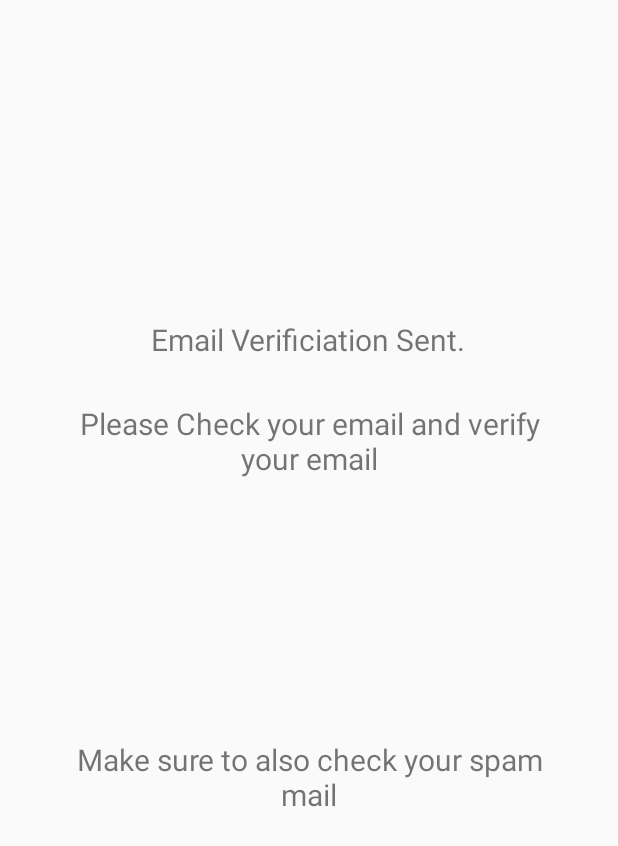
After one commit to jrlbln/Capstone, an Android app: the WaitingActivity screen opened directly, with no data from a screen before it, on a phone screen of 412 x 824 dp. The commit adds this screen. Shown: the top 846 px of the screen. Run offline under Robolectric (Android 15) with nearby library versions, the phone set to English and light mode, and no system bars; our stand-ins replace Firebase (no records; nobody signed in at launch, a user with empty details on screens opened directly); 1 statement that could not run was skipped.

Commit message:
Added Email Verification Method

```diff
--- a/app/build.gradle
+++ b/app/build.gradle
@@ -45,6 +45,7 @@ dependencies {
 
     implementation 'com.github.Philjay:MPAndroidChart:v3.1.0'
 
+    implementation platform('com.google.firebase:firebase-bom:32.0.0')
     implementation 'com.google.firebase:firebase-config:21.4.0'
     implementation 'com.google.firebase:firebase-auth:22.0.0'
     implementation 'com.google.firebase:firebase-firestore:24.6.0'
--- a/app/src/main/AndroidManifest.xml
+++ b/app/src/main/AndroidManifest.xml
@@ -12,6 +12,9 @@
         android:supportsRtl="true"
         android:theme="@style/Theme.Capstone"
         tools:targetApi="31">
+        <activity
+            android:name=".WaitingActivity"
+            android:exported="false" />
         <activity
             android:name=".EditItem"
             android:exported="false" />
--- a/app/src/main/java/com/example/capstone/SignUp.java
+++ b/app/src/main/java/com/example/capstone/SignUp.java
@@ -16,6 +16,7 @@ import com.google.android.gms.tasks.OnCompleteListener;
 import com.google.android.gms.tasks.Task;
 import com.google.firebase.auth.AuthResult;
 import com.google.firebase.auth.FirebaseAuth;
+import com.google.firebase.auth.FirebaseUser;
 import com.google.firebase.firestore.FirebaseFirestore;
 
 import java.util.HashMap;
@@ -75,15 +76,13 @@ public class SignUp extends AppCompatActivity {
                             @Override
                             public void onComplete(@NonNull Task<AuthResult> task) {
                                 if (task.isSuccessful()) {
-                                    Toast.makeText(SignUp.this, "Sign up successful!", Toast.LENGTH_SHORT).show();
+                                    // Send the email verification link
+                                    sendEmailVerification();
 
                                     // Create a new document in Firestore for this user
                                     String userId = Objects.requireNonNull(mAuth.getCurrentUser()).getUid();
                                     mFirestore.collection("users").document(userId).set(new HashMap<>());
 
-                                    Intent intent = new Intent(SignUp.this, SignIn.class);
-                                    startActivity(intent);
-                                    finish();
                                 } else {
                                     Toast.makeText(SignUp.this, "Sign up failed. Please try again later.", Toast.LENGTH_SHORT).show();
                                     Log.e("SignUp", "createUserWithEmailAndPassword failed: " + task.getException().getMessage());
@@ -92,6 +91,27 @@ public class SignUp extends AppCompatActivity {
                 });
             }
         });
+    }
 
+    private void sendEmailVerification() {
+        FirebaseUser user = mAuth.getCurrentUser();
+        if (user != null) {
+            user.sendEmailVerification()
+                    .addOnCompleteListener(new OnCompleteListener<Void>() {
+                        @Override
+                        public void onComplete(@NonNull Task<Void> task) {
+                            if (task.isSuccessful()) {
+                                Toast.makeText(SignUp.this, "Verification email sent to " + user.getEmail(), Toast.LENGTH_SHORT).show();
+
+                                // Navigate to WaitingActivity
+                                Intent intent = new Intent(SignUp.this, WaitingActivity.class);
+                                startActivity(intent);
+                                finish();
+                            } else {
+                                Toast.makeText(SignUp.this, "Failed to send verification email.", Toast.LENGTH_SHORT).show();
+                            }
+                        }
+                    });
+        }
     }
 }
--- /dev/null
+++ b/app/src/main/java/com/example/capstone/WaitingActivity.java
@@ -0,0 +1,64 @@
+package com.example.capstone;
+
+import androidx.annotation.NonNull;
+import androidx.appcompat.app.AppCompatActivity;
+import android.content.Intent;
+import android.os.Bundle;
+import android.os.Handler;
+import android.widget.Toast;
+import com.google.android.gms.tasks.OnCompleteListener;
+import com.google.android.gms.tasks.Task;
+import com.google.firebase.auth.FirebaseAuth;
+import com.google.firebase.auth.FirebaseUser;
+
+public class WaitingActivity extends AppCompatActivity {
+    private FirebaseAuth mAuth;
+    private Handler mHandler;
+    private Runnable mCheckEmailVerificationRunnable;
+
+    @Override
+    protected void onCreate(Bundle savedInstanceState) {
+        super.onCreate(savedInstanceState);
+        setContentView(R.layout.waiting);
+
+        mAuth = FirebaseAuth.getInstance();
+
+        mHandler = new Handler();
+        mCheckEmailVerificationRunnable = new Runnable() {
+            @Override
+            public void run() {
+                checkEmailVerification();
+                mHandler.postDelayed(this, 3000); // Repeat every 5 seconds
+            }
+        };
+    }
+
+    @Override
+    protected void onResume() {
+        super.onResume();
+        mHandler.post(mCheckEmailVerificationRunnable); // Start checking on resume
+    }
+
+    @Override
+    protected void onPause() {
+        super.onPause();
+        mHandler.removeCallbacks(mCheckEmailVerificationRunnable); // Stop checking on pause
+    }
+
+    private void checkEmailVerification() {
+        FirebaseUser user = mAuth.getCurrentUser();
+        if (user != null) {
+            user.reload().addOnCompleteListener(new OnCompleteListener<Void>() {
+                @Override
+                public void onComplete(@NonNull Task<Void> task) {
+                    if (user.isEmailVerified()) {
+                        // Email verified, navigate to Home page
+                        Intent intent = new Intent(WaitingActivity.this, Home.class);
+                        startActivity(intent);
+                        finish();
+                    }
+                }
+            });
+        }
+    }
+}
--- /dev/null
+++ b/app/src/main/res/layout/waiting.xml
@@ -0,0 +1,48 @@
+<?xml version="1.0" encoding="utf-8"?>
+<androidx.constraintlayout.widget.ConstraintLayout xmlns:android="http://schemas.android.com/apk/res/android"
+    xmlns:app="http://schemas.android.com/apk/res-auto"
+    xmlns:tools="http://schemas.android.com/tools"
+    android:layout_width="match_parent"
+    android:layout_height="match_parent"
+    tools:context=".WaitingActivity">
+
+    <TextView
+        android:id="@+id/textView1"
+        android:layout_width="wrap_content"
+        android:layout_height="wrap_content"
+        android:text="Email Verificiation Sent."
+        android:textSize="20sp"
+        app:layout_constraintBottom_toBottomOf="parent"
+        app:layout_constraintEnd_toEndOf="parent"
+        app:layout_constraintHorizontal_bias="0.497"
+        app:layout_constraintStart_toStartOf="parent"
+        app:layout_constraintTop_toTopOf="parent"
+        app:layout_constraintVertical_bias="0.267" />
+
+    <TextView
+        android:id="@+id/textView2"
+        android:layout_width="313dp"
+        android:layout_height="49dp"
+        android:gravity="center"
+        android:text="Please Check your email and verify your email"
+        android:textSize="20sp"
+        app:layout_constraintBottom_toBottomOf="parent"
+        app:layout_constraintEnd_toEndOf="parent"
+        app:layout_constraintStart_toStartOf="parent"
+        app:layout_constraintTop_toTopOf="parent"
+        app:layout_constraintVertical_bias="0.347" />
+
+    <TextView
+        android:id="@+id/textView3"
+        android:layout_width="313dp"
+        android:layout_height="49dp"
+        android:gravity="center"
+        android:text="Make sure to also check your spam mail"
+        android:textSize="20sp"
+        app:layout_constraintBottom_toBottomOf="parent"
+        app:layout_constraintEnd_toEndOf="parent"
+        app:layout_constraintStart_toStartOf="parent"
+        app:layout_constraintTop_toTopOf="parent"
+        app:layout_constraintVertical_bias="0.636" />
+
+</androidx.constraintlayout.widget.ConstraintLayout>
--- a/app/src/main/res/values/strings.xml
+++ b/app/src/main/res/values/strings.xml
@@ -1,5 +1,5 @@
 <resources>
-    <string name="app_name">Capstone</string>
+    <string name="app_name">VarietEase</string>
     <string name="sell_manage_effectively"><![CDATA[Sell & Manage Effectively]]></string>
     <string name="title_activity_home">home</string>
     <!-- Strings used for fragments for navigation -->
```
Also changed, not shown: 1 other file.
